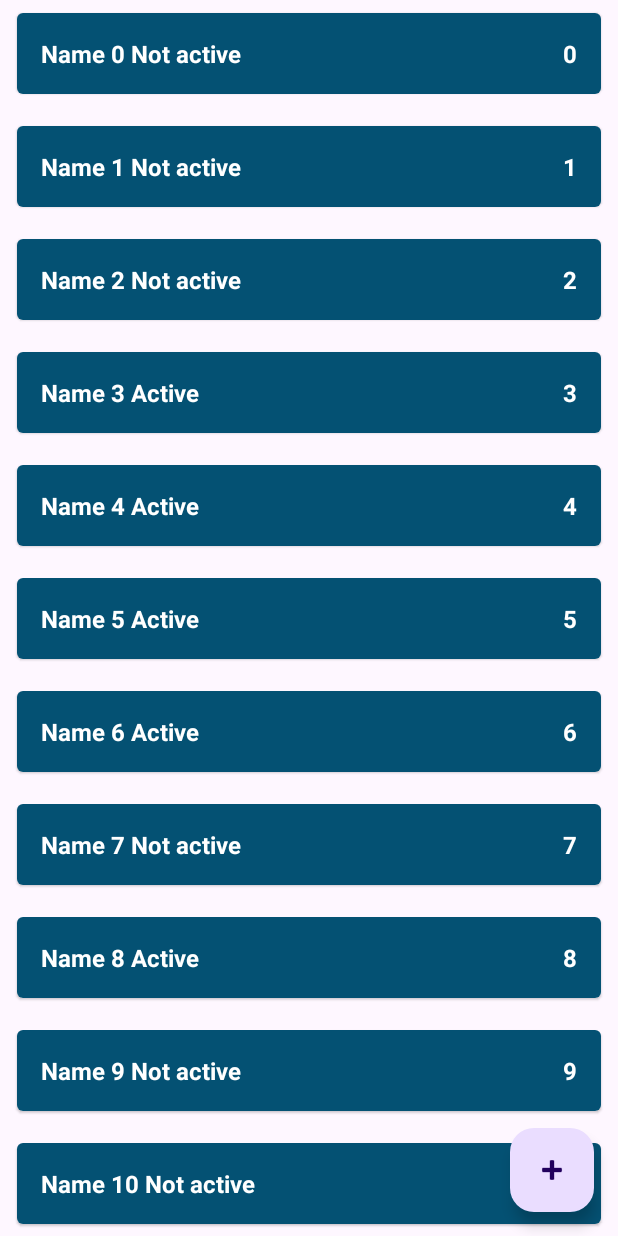
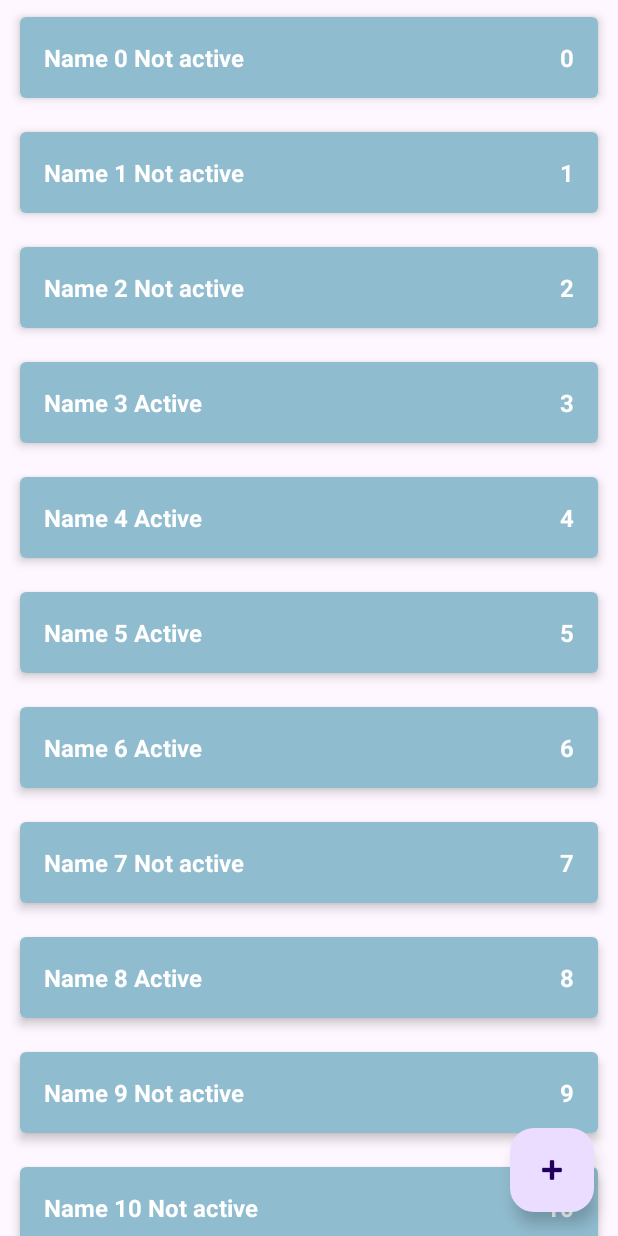
Before and after one commit to DADJOD/ShoppingList, an Android app: the screen it shows after launch (MainActivity), on a phone screen of 412 x 824 dp. Run offline under Robolectric (Android 15) with nearby library versions, the phone set to English and light mode, and no system bars.

Commit message:
little bit refactoring code

```diff
--- a/app/src/main/java/com/example/shoppinglist/data/ShopListRepositoryImpl.kt
+++ b/app/src/main/java/com/example/shoppinglist/data/ShopListRepositoryImpl.kt
@@ -34,7 +34,7 @@ object ShopListRepositoryImpl : ShopListRepository {
 
     override fun editShopItem(shopItem: ShopItem) {
         val oldElement = getShopItem(shopItem.id)
-        shopList.remove(oldElement)
+        shopList.remove(oldElement) // deleteShopItem(oldElement)
         addShopItem(shopItem)
     }
 
--- a/app/src/main/java/com/example/shoppinglist/presentation/MainViewModule.kt
+++ b/app/src/main/java/com/example/shoppinglist/presentation/MainViewModule.kt
@@ -1,6 +1,5 @@
 package com.example.shoppinglist.presentation
 
-import androidx.lifecycle.MutableLiveData
 import androidx.lifecycle.ViewModel
 import com.example.shoppinglist.data.ShopListRepositoryImpl
 import com.example.shoppinglist.domain.DeleteShopItemUseCase
@@ -9,7 +8,7 @@ import com.example.shoppinglist.domain.GetShopListUseCase
 import com.example.shoppinglist.domain.ShopItem
 
 class MainViewModule : ViewModel() {
-    private val repository = ShopListRepositoryImpl //wrong way
+    private val repository = ShopListRepositoryImpl //wrong way cause we use data layer
 
     private val getShopListUseCase = GetShopListUseCase(repository)
     private val deleteShopItemUseCase = DeleteShopItemUseCase(repository)
--- a/app/src/main/res/layout/item_shop_disabled.xml
+++ b/app/src/main/res/layout/item_shop_disabled.xml
@@ -7,15 +7,15 @@
     android:layout_marginStart="8dp"
     android:layout_marginTop="4dp"
     android:layout_marginEnd="8dp"
-    android:layout_marginBottom="8dp"
+    android:layout_marginBottom="4dp"
     app:cardCornerRadius="4dp"
-    app:cardElevation="1dp"
+    app:cardElevation="4dp"
     app:cardUseCompatPadding="true">
 
     <LinearLayout
         android:layout_width="match_parent"
         android:layout_height="wrap_content"
-        android:background="#045173"
+        android:background="#90BCCF"
         android:orientation="horizontal"
         android:padding="16dp">
 
--- a/app/src/main/res/layout/item_shop_enabled.xml
+++ b/app/src/main/res/layout/item_shop_enabled.xml
@@ -7,9 +7,9 @@
     android:layout_marginStart="8dp"
     android:layout_marginTop="4dp"
     android:layout_marginEnd="8dp"
-    android:layout_marginBottom="8dp"
+    android:layout_marginBottom="4dp"
     app:cardCornerRadius="4dp"
-    app:cardElevation="4dp"
+    app:cardElevation="1dp"
     app:cardUseCompatPadding="true">
 
     <LinearLayout
```
